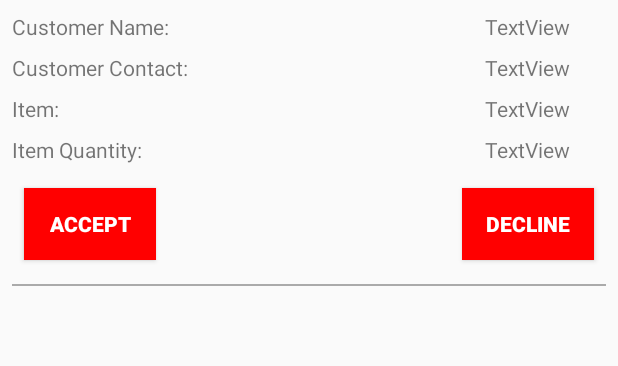
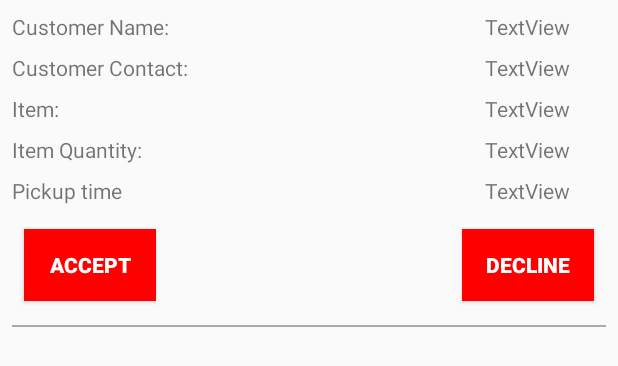
Before and after one commit to nachiketkhasbag/AndroidApp, an Android app: the layout fragment_chef_view_current_orders_item_layout.xml on its own in the app's theme, with its tools: preview values and no code run, on a phone screen of 412 x 824 dp. Shown: the top 366 px of the screen. Run offline under Robolectric (Android 15) with nearby library versions, the phone set to English and light mode, and no system bars.

Commit message:
Add pickup time to fragment received orders chef adapter

```diff
--- a/app/src/main/AndroidManifest.xml
+++ b/app/src/main/AndroidManifest.xml
@@ -6,7 +6,7 @@
 
     <application
         android:allowBackup="true"
-        android:icon="@mipmap/ic_launcher"
+        android:icon="@mipmap/cooker_launcher"
         android:label="@string/app_name"
         android:roundIcon="@mipmap/cooker_launcher"
         android:supportsRtl="true"
--- a/app/src/main/java/com/example/cooker/ChefActivityFragments/Adapters/FragmentReceivedOrdersChefAdapter.java
+++ b/app/src/main/java/com/example/cooker/ChefActivityFragments/Adapters/FragmentReceivedOrdersChefAdapter.java
@@ -30,6 +30,7 @@ public class FragmentReceivedOrdersChefAdapter extends RecyclerView.Adapter<Frag
         public TextView mTextViewGuestPhoneNumber;
         public TextView mTextViewItemName;
         public TextView mTextViewItemQuantity;
+        public TextView mTextViewPickUpTime;
         public Button mButtonAcceptOrder;
         public Button mButtonDeclineOrder;
         public String mItemKey;
@@ -40,6 +41,7 @@ public class FragmentReceivedOrdersChefAdapter extends RecyclerView.Adapter<Frag
             mTextViewGuestPhoneNumber = (TextView)v.findViewById(R.id.textViewGuestPhoneNumber);
             mTextViewItemName = (TextView)v.findViewById(R.id.textViewItemName);
             mTextViewItemQuantity = (TextView)v.findViewById(R.id.textViewItemQuantity);
+            mTextViewPickUpTime = (TextView)v.findViewById(R.id.textViewPickUpTime);
             mButtonAcceptOrder = (Button)v.findViewById(R.id.buttonAcceptOrder);
             mButtonDeclineOrder = (Button)v.findViewById(R.id.buttonDeclineOrder);
         }
@@ -64,6 +66,7 @@ public class FragmentReceivedOrdersChefAdapter extends RecyclerView.Adapter<Frag
         holder.mTextViewGuestName.setText(ChefEntity.chefReceivedOrderItemsArrayList.get(position).getGuestName());
         holder.mTextViewGuestPhoneNumber.setText(ChefEntity.chefReceivedOrderItemsArrayList.get(position).getGuestPhoneNumber());
         holder.mTextViewItemName.setText(ChefEntity.chefReceivedOrderItemsArrayList.get(position).getItemName());
+        holder.mTextViewPickUpTime.setText(ChefEntity.chefReceivedOrderItemsArrayList.get(position).getOrderPickupTime());
         holder.mTextViewItemQuantity.setText(String.format("%s", ChefEntity.chefReceivedOrderItemsArrayList.get(position).getItemQuantity()));
         holder.mItemKey = ChefEntity.chefReceivedOrderItemsArrayList.get(position).getItemKey();
         final int itemPosition = holder.getAdapterPosition();
--- a/app/src/main/res/layout/fragment_chef_view_current_orders_item_layout.xml
+++ b/app/src/main/res/layout/fragment_chef_view_current_orders_item_layout.xml
@@ -1,6 +1,7 @@
 <?xml version="1.0" encoding="utf-8"?>
 <android.support.constraint.ConstraintLayout xmlns:android="http://schemas.android.com/apk/res/android"
     xmlns:app="http://schemas.android.com/apk/res-auto"
+    xmlns:tools="http://schemas.android.com/tools"
     android:layout_width="match_parent"
     android:layout_height="wrap_content"
     android:orientation="vertical">
@@ -71,14 +72,14 @@
         android:layout_height="wrap_content"
         android:layout_marginBottom="16dp"
         android:layout_marginTop="16dp"
-        android:layout_marginStart="16dp"
+        android:layout_marginLeft="16dp"
         android:background="@color/colorAccent"
         android:text="Accept"
         android:textColor="@android:color/white"
         android:textStyle="bold"
         app:layout_constraintBottom_toTopOf="@+id/divider"
         app:layout_constraintLeft_toLeftOf="parent"
-        app:layout_constraintTop_toBottomOf="@+id/textViewItemQuantityLabel" />
+        app:layout_constraintTop_toBottomOf="@+id/textView4" />
 
     <Button
         android:id="@+id/buttonDeclineOrder"
@@ -86,14 +87,14 @@
         android:layout_height="wrap_content"
         android:layout_marginBottom="16dp"
         android:layout_marginTop="16dp"
-        android:layout_marginEnd="16dp"
+        android:layout_marginRight="16dp"
         android:background="@color/colorAccent"
         android:text="Decline"
         android:textColor="@android:color/white"
         android:textStyle="bold"
         app:layout_constraintBottom_toTopOf="@+id/divider"
         app:layout_constraintRight_toRightOf="parent"
-        app:layout_constraintTop_toBottomOf="@+id/textViewItemQuantity"/>
+        app:layout_constraintTop_toBottomOf="@+id/textViewPickUpTime" />
 
     <TextView
         android:id="@+id/textViewGuestPhoneNumber"
@@ -127,4 +128,24 @@
         app:layout_constraintLeft_toLeftOf="parent"
         app:layout_constraintRight_toRightOf="parent" />
 
+    <TextView
+        android:id="@+id/textView4"
+        android:layout_width="wrap_content"
+        android:layout_height="wrap_content"
+        android:layout_marginStart="8dp"
+        android:layout_marginTop="8dp"
+        android:text="Pickup time"
+        app:layout_constraintStart_toStartOf="parent"
+        app:layout_constraintTop_toBottomOf="@+id/textViewItemQuantityLabel" />
+
+    <TextView
+        android:id="@+id/textViewPickUpTime"
+        android:layout_width="wrap_content"
+        android:layout_height="wrap_content"
+        android:layout_marginEnd="32dp"
+        android:layout_marginTop="8dp"
+        android:text="TextView"
+        app:layout_constraintEnd_toEndOf="parent"
+        app:layout_constraintTop_toBottomOf="@+id/textViewItemQuantity" />
+
 </android.support.constraint.ConstraintLayout>
```
Also changed, not shown: app/src/main/java/com/example/cooker/ChefActivityFragments/ContainerClasses/ChefReceivedOrderItem.java (+9 -14 lines).
